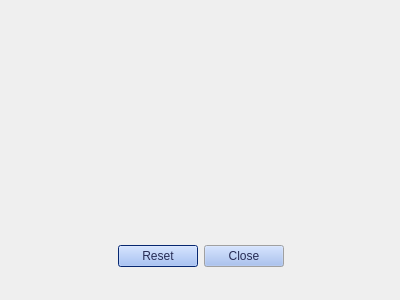
This is APP/ox.ui in adcfrba/TPO_INFOII as Qt 5 draws it before an edit. The edited form follows.
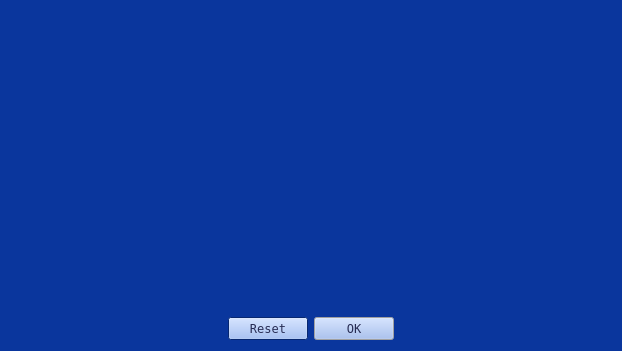
This is the edited form.

Diff of the .ui file:
```diff
--- a/APP/ox.ui
+++ b/APP/ox.ui
@@ -6,22 +6,539 @@
    <rect>
     <x>0</x>
     <y>0</y>
-    <width>400</width>
-    <height>300</height>
+    <width>620</width>
+    <height>350</height>
    </rect>
   </property>
+  <property name="palette">
+   <palette>
+    <active>
+     <colorrole role="WindowText">
+      <brush brushstyle="SolidPattern">
+       <color alpha="255">
+        <red>39</red>
+        <green>44</green>
+        <blue>84</blue>
+       </color>
+      </brush>
+     </colorrole>
+     <colorrole role="Button">
+      <brush brushstyle="SolidPattern">
+       <color alpha="255">
+        <red>146</red>
+        <green>180</green>
+        <blue>244</blue>
+       </color>
+      </brush>
+     </colorrole>
+     <colorrole role="Text">
+      <brush brushstyle="SolidPattern">
+       <color alpha="255">
+        <red>207</red>
+        <green>222</green>
+        <blue>231</blue>
+       </color>
+      </brush>
+     </colorrole>
+     <colorrole role="ButtonText">
+      <brush brushstyle="SolidPattern">
+       <color alpha="255">
+        <red>39</red>
+        <green>44</green>
+        <blue>84</blue>
+       </color>
+      </brush>
+     </colorrole>
+     <colorrole role="Base">
+      <brush brushstyle="SolidPattern">
+       <color alpha="255">
+        <red>68</red>
+        <green>114</green>
+        <blue>202</blue>
+       </color>
+      </brush>
+     </colorrole>
+     <colorrole role="Window">
+      <brush brushstyle="SolidPattern">
+       <color alpha="255">
+        <red>10</red>
+        <green>54</green>
+        <blue>157</blue>
+       </color>
+      </brush>
+     </colorrole>
+     <colorrole role="Highlight">
+      <brush brushstyle="SolidPattern">
+       <color alpha="255">
+        <red>189</red>
+        <green>155</green>
+        <blue>230</blue>
+       </color>
+      </brush>
+     </colorrole>
+     <colorrole role="Link">
+      <brush brushstyle="SolidPattern">
+       <color alpha="255">
+        <red>245</red>
+        <green>255</green>
+        <blue>56</blue>
+       </color>
+      </brush>
+     </colorrole>
+     <colorrole role="LinkVisited">
+      <brush brushstyle="SolidPattern">
+       <color alpha="255">
+        <red>255</red>
+        <green>164</green>
+        <blue>89</blue>
+       </color>
+      </brush>
+     </colorrole>
+     <colorrole role="AlternateBase">
+      <brush brushstyle="SolidPattern">
+       <color alpha="255">
+        <red>10</red>
+        <green>54</green>
+        <blue>157</blue>
+       </color>
+      </brush>
+     </colorrole>
+    </active>
+    <inactive>
+     <colorrole role="WindowText">
+      <brush brushstyle="SolidPattern">
+       <color alpha="255">
+        <red>39</red>
+        <green>44</green>
+        <blue>84</blue>
+       </color>
+      </brush>
+     </colorrole>
+     <colorrole role="Button">
+      <brush brushstyle="SolidPattern">
+       <color alpha="255">
+        <red>146</red>
+        <green>180</green>
+        <blue>244</blue>
+       </color>
+      </brush>
+     </colorrole>
+     <colorrole role="Text">
+      <brush brushstyle="SolidPattern">
+       <color alpha="255">
+        <red>207</red>
+        <green>222</green>
+        <blue>231</blue>
+       </color>
+      </brush>
+     </colorrole>
+     <colorrole role="ButtonText">
+      <brush brushstyle="SolidPattern">
+       <color alpha="255">
+        <red>39</red>
+        <green>44</green>
+        <blue>84</blue>
+       </color>
+      </brush>
+     </colorrole>
+     <colorrole role="Base">
+      <brush brushstyle="SolidPattern">
+       <color alpha="255">
+        <red>68</red>
+        <green>114</green>
+        <blue>202</blue>
+       </color>
+      </brush>
+     </colorrole>
+     <colorrole role="Window">
+      <brush brushstyle="SolidPattern">
+       <color alpha="255">
+        <red>10</red>
+        <green>54</green>
+        <blue>157</blue>
+       </color>
+      </brush>
+     </colorrole>
+     <colorrole role="Highlight">
+      <brush brushstyle="SolidPattern">
+       <color alpha="255">
+        <red>240</red>
+        <green>240</green>
+        <blue>240</blue>
+       </color>
+      </brush>
+     </colorrole>
+     <colorrole role="Link">
+      <brush brushstyle="SolidPattern">
+       <color alpha="255">
+        <red>245</red>
+        <green>255</green>
+        <blue>56</blue>
+       </color>
+      </brush>
+     </colorrole>
+     <colorrole role="LinkVisited">
+      <brush brushstyle="SolidPattern">
+       <color alpha="255">
+        <red>255</red>
+        <green>164</green>
+        <blue>89</blue>
+       </color>
+      </brush>
+     </colorrole>
+     <colorrole role="AlternateBase">
+      <brush brushstyle="SolidPattern">
+       <color alpha="255">
+        <red>10</red>
+        <green>54</green>
+        <blue>157</blue>
+       </color>
+      </brush>
+     </colorrole>
+    </inactive>
+    <disabled>
+     <colorrole role="Button">
+      <brush brushstyle="SolidPattern">
+       <color alpha="255">
+        <red>146</red>
+        <green>180</green>
+        <blue>244</blue>
+       </color>
+      </brush>
+     </colorrole>
+     <colorrole role="Base">
+      <brush brushstyle="SolidPattern">
+       <color alpha="255">
+        <red>10</red>
+        <green>54</green>
+        <blue>157</blue>
+       </color>
+      </brush>
+     </colorrole>
+     <colorrole role="Window">
+      <brush brushstyle="SolidPattern">
+       <color alpha="255">
+        <red>10</red>
+        <green>54</green>
+        <blue>157</blue>
+       </color>
+      </brush>
+     </colorrole>
+     <colorrole role="Highlight">
+      <brush brushstyle="SolidPattern">
+       <color alpha="255">
+        <red>0</red>
+        <green>120</green>
+        <blue>215</blue>
+       </color>
+      </brush>
+     </colorrole>
+     <colorrole role="Link">
+      <brush brushstyle="SolidPattern">
+       <color alpha="255">
+        <red>245</red>
+        <green>255</green>
+        <blue>56</blue>
+       </color>
+      </brush>
+     </colorrole>
+     <colorrole role="LinkVisited">
+      <brush brushstyle="SolidPattern">
+       <color alpha="255">
+        <red>255</red>
+        <green>164</green>
+        <blue>89</blue>
+       </color>
+      </brush>
+     </colorrole>
+     <colorrole role="AlternateBase">
+      <brush brushstyle="SolidPattern">
+       <color alpha="255">
+        <red>10</red>
+        <green>54</green>
+        <blue>157</blue>
+       </color>
+      </brush>
+     </colorrole>
+    </disabled>
+   </palette>
+  </property>
   <property name="windowTitle">
    <string>Dialog</string>
   </property>
+  <layout class="QVBoxLayout" name="verticalLayout">
+   <item>
+    <widget class="QFrame" name="horizontalFrame">
+     <property name="sizePolicy">
+      <sizepolicy hsizetype="Fixed" vsizetype="Fixed">
+       <horstretch>0</horstretch>
+       <verstretch>0</verstretch>
+      </sizepolicy>
+     </property>
+     <property name="minimumSize">
+      <size>
+       <width>600</width>
+       <height>300</height>
+      </size>
+     </property>
+     <property name="palette">
+      <palette>
+       <active>
+        <colorrole role="WindowText">
+         <brush brushstyle="SolidPattern">
+          <color alpha="255">
+           <red>39</red>
+           <green>44</green>
+           <blue>84</blue>
+          </color>
+         </brush>
+        </colorrole>
+        <colorrole role="Button">
+         <brush brushstyle="SolidPattern">
+          <color alpha="255">
+           <red>146</red>
+           <green>180</green>
+           <blue>244</blue>
+          </color>
+         </brush>
+        </colorrole>
+        <colorrole role="Text">
+         <brush brushstyle="SolidPattern">
+          <color alpha="255">
+           <red>207</red>
+           <green>222</green>
+           <blue>231</blue>
+          </color>
+         </brush>
+        </colorrole>
+        <colorrole role="ButtonText">
+         <brush brushstyle="SolidPattern">
+          <color alpha="255">
+           <red>39</red>
+           <green>44</green>
+           <blue>84</blue>
+          </color>
+         </brush>
+        </colorrole>
+        <colorrole role="Base">
+         <brush brushstyle="SolidPattern">
+          <color alpha="255">
+           <red>68</red>
+           <green>114</green>
+           <blue>202</blue>
+          </color>
+         </brush>
+        </colorrole>
+        <colorrole role="Window">
+         <brush brushstyle="SolidPattern">
+          <color alpha="255">
+           <red>10</red>
+           <green>54</green>
+           <blue>157</blue>
+          </color>
+         </brush>
+        </colorrole>
+        <colorrole role="Highlight">
+         <brush brushstyle="SolidPattern">
+          <color alpha="255">
+           <red>189</red>
+           <green>155</green>
+           <blue>230</blue>
+          </color>
+         </brush>
+        </colorrole>
+        <colorrole role="Link">
+         <brush brushstyle="SolidPattern">
+          <color alpha="255">
+           <red>245</red>
+           <green>255</green>
+           <blue>56</blue>
+          </color>
+         </brush>
+        </colorrole>
+        <colorrole role="LinkVisited">
+         <brush brushstyle="SolidPattern">
+          <color alpha="255">
+           <red>255</red>
+           <green>164</green>
+           <blue>89</blue>
+          </color>
+         </brush>
+        </colorrole>
+        <colorrole role="AlternateBase">
+         <brush brushstyle="SolidPattern">
+          <color alpha="255">
+           <red>10</red>
+           <green>54</green>
+           <blue>157</blue>
+          </color>
+         </brush>
+        </colorrole>
+       </active>
+       <inactive>
+        <colorrole role="WindowText">
+         <brush brushstyle="SolidPattern">
+          <color alpha="255">
+           <red>39</red>
+           <green>44</green>
+           <blue>84</blue>
+          </color>
+         </brush>
+        </colorrole>
+        <colorrole role="Button">
+         <brush brushstyle="SolidPattern">
+          <color alpha="255">
+           <red>146</red>
+           <green>180</green>
+           <blue>244</blue>
+          </color>
+         </brush>
+        </colorrole>
+        <colorrole role="Text">
+         <brush brushstyle="SolidPattern">
+          <color alpha="255">
+           <red>207</red>
+           <green>222</green>
+           <blue>231</blue>
+          </color>
+         </brush>
+        </colorrole>
+        <colorrole role="ButtonText">
+         <brush brushstyle="SolidPattern">
+          <color alpha="255">
+           <red>39</red>
+           <green>44</green>
+           <blue>84</blue>
+          </color>
+         </brush>
+        </colorrole>
+        <colorrole role="Base">
+         <brush brushstyle="SolidPattern">
+          <color alpha="255">
+           <red>68</red>
+           <green>114</green>
+           <blue>202</blue>
+          </color>
+         </brush>
+        </colorrole>
+        <colorrole role="Window">
+         <brush brushstyle="SolidPattern">
+          <color alpha="255">
+           <red>10</red>
+           <green>54</green>
+           <blue>157</blue>
+          </color>
+         </brush>
+        </colorrole>
+        <colorrole role="Highlight">
+         <brush brushstyle="SolidPattern">
+          <color alpha="255">
+           <red>240</red>
+           <green>240</green>
+           <blue>240</blue>
+          </color>
+         </brush>
+        </colorrole>
+        <colorrole role="Link">
+         <brush brushstyle="SolidPattern">
+          <color alpha="255">
+           <red>245</red>
+           <green>255</green>
+           <blue>56</blue>
+          </color>
+         </brush>
+        </colorrole>
+        <colorrole role="LinkVisited">
+         <brush brushstyle="SolidPattern">
+          <color alpha="255">
+           <red>255</red>
+           <green>164</green>
+           <blue>89</blue>
+          </color>
+         </brush>
+        </colorrole>
+        <colorrole role="AlternateBase">
+         <brush brushstyle="SolidPattern">
+          <color alpha="255">
+           <red>10</red>
+           <green>54</green>
+           <blue>157</blue>
+          </color>
+         </brush>
+        </colorrole>
+       </inactive>
+       <disabled>
+        <colorrole role="Button">
+         <brush brushstyle="SolidPattern">
+          <color alpha="255">
+           <red>146</red>
+           <green>180</green>
+           <blue>244</blue>
+          </color>
+         </brush>
+        </colorrole>
+        <colorrole role="Base">
+         <brush brushstyle="SolidPattern">
+          <color alpha="255">
+           <red>10</red>
+           <green>54</green>
+           <blue>157</blue>
+          </color>
+         </brush>
+        </colorrole>
+        <colorrole role="Window">
+         <brush brushstyle="SolidPattern">
+          <color alpha="255">
+           <red>10</red>
+           <green>54</green>
+           <blue>157</blue>
+          </color>
+         </brush>
+        </colorrole>
+        <colorrole role="Highlight">
+         <brush brushstyle="SolidPattern">
+          <color alpha="255">
+           <red>0</red>
+           <green>120</green>
+           <blue>215</blue>
+          </color>
+         </brush>
+        </colorrole>
+        <colorrole role="Link">
+         <brush brushstyle="SolidPattern">
+          <color alpha="255">
+           <red>245</red>
+           <green>255</green>
+           <blue>56</blue>
+          </color>
+         </brush>
+        </colorrole>
+        <colorrole role="LinkVisited">
+         <brush brushstyle="SolidPattern">
+          <color alpha="255">
+           <red>255</red>
+           <green>164</green>
+           <blue>89</blue>
+          </color>
+         </brush>
+        </colorrole>
+        <colorrole role="AlternateBase">
+         <brush brushstyle="SolidPattern">
+          <color alpha="255">
+           <red>10</red>
+           <green>54</green>
+           <blue>157</blue>
+          </color>
+         </brush>
+        </colorrole>
+       </disabled>
+      </palette>
+     </property>
+     <layout class="QHBoxLayout" name="horizontalLayout"/>
+    </widget>
+   </item>
+   <item>
   <widget class="QDialogButtonBox" name="buttonBox">
-   <property name="geometry">
-    <rect>
-     <x>30</x>
-     <y>240</y>
-     <width>341</width>
-     <height>32</height>
-    </rect>
-   </property>
    <property name="palette">
     <palette>
      <active>
@@ -275,16 +792,23 @@
      </disabled>
     </palette>
    </property>
+     <property name="font">
+      <font>
+       <family>Fixedsys</family>
+      </font>
+     </property>
    <property name="orientation">
     <enum>Qt::Horizontal</enum>
    </property>
    <property name="standardButtons">
-    <set>QDialogButtonBox::Close|QDialogButtonBox::Reset</set>
+      <set>QDialogButtonBox::Ok|QDialogButtonBox::Reset</set>
    </property>
    <property name="centerButtons">
     <bool>true</bool>
    </property>
   </widget>
+   </item>
+  </layout>
  </widget>
  <resources/>
  <connections>
```
Lines whose indentation alone changed are shown as unchanged.
